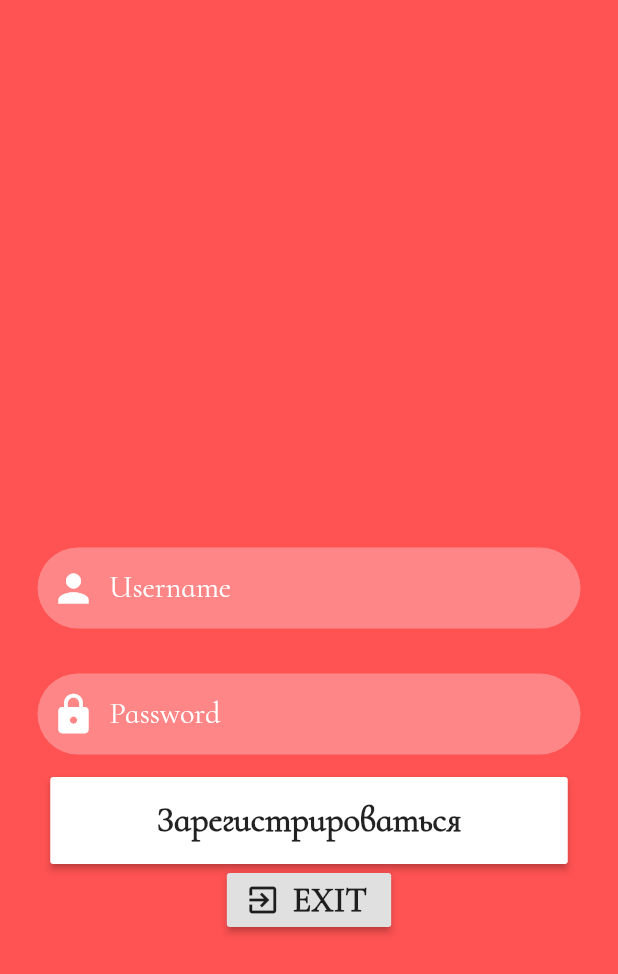
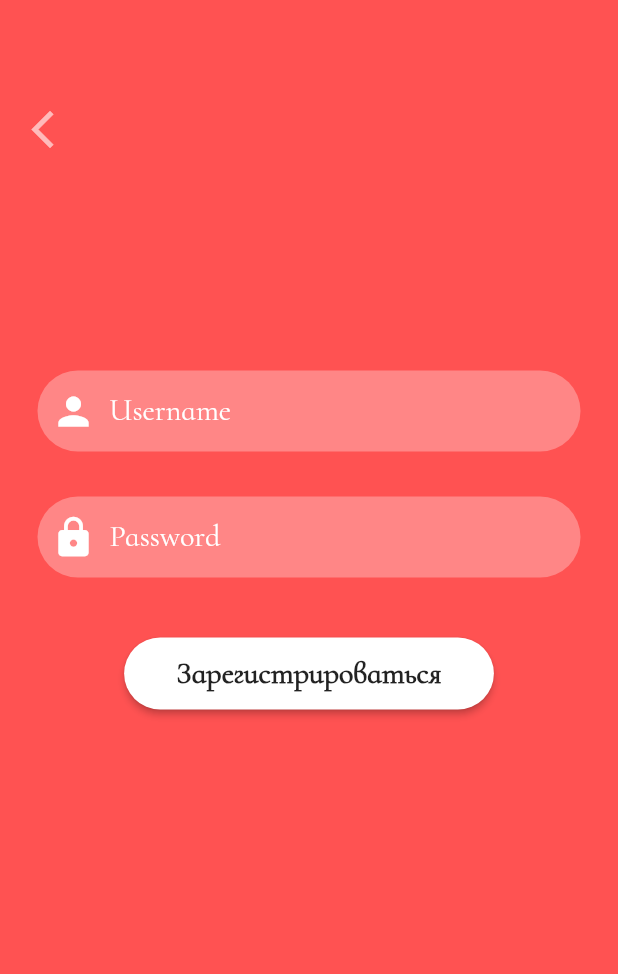
Before and after one commit to 88srzh/TODO_list, a Flutter app: the LoginPage screen opened by its route, after a tap on "Еще нет аккаунта? Зарегистрируйтесь!", on a phone screen of 412 x 824 dp. Shown: the top 974 px of the screen. Run offline on Flutter 3.47's test engine with Material 2 defaults, Android fonts, the light colour scheme and no system bars; our stand-ins replace firebase_auth, firebase_core, lottie, moor_flutter; missing offline and left inert: flutter_rounded_date_picker; accounts and stored records are empty; generated files the repository leaves out were written again; statements that could not run were skipped.

Commit message:
add button and some fix to registration page

```diff
--- a/lib/pages/loginPage.dart
+++ b/lib/pages/loginPage.dart
@@ -4,6 +4,7 @@ import 'package:flutter/material.dart';
 import 'package:lottie/lottie.dart';
 import 'package:todo_list/pages/registration.dart';
 import 'package:todo_list/widgets/custom_button.dart';
+import 'package:todo_list/widgets/login_button.dart';
 
 const kTextFieldDecoration = InputDecoration(
   hintStyle: TextStyle(fontSize: 20.0, color: Colors.white),
@@ -101,7 +102,7 @@ class _LoginPageState extends State<LoginPage> with TickerProviderStateMixin {
                         padding: const EdgeInsets.only(
                             top: 40.0, bottom: 60, right: 130),
                         child: Text(
-                          'Get started here',
+                          'Добро пожаловать!',
                           style: TextStyle(
                             fontSize: 28,
                             color: Colors.white,
@@ -166,7 +167,7 @@ class _LoginPageState extends State<LoginPage> with TickerProviderStateMixin {
                   SizedBox(
                     height: 25,
                   ),
-                  RaisedButton(
+                  LoginButton(
                     onPressed: () async {
                       try {
                         final user = await _auth.signInWithEmailAndPassword(
@@ -198,6 +199,37 @@ class _LoginPageState extends State<LoginPage> with TickerProviderStateMixin {
                                   ),
                                 ),
                               ));
+                        } else if (email == null || password == null) {
+                          showDialog(
+                            context: context,
+                            builder: (context) {
+                              return Dialog(
+                                shape: RoundedRectangleBorder(
+                                  borderRadius: BorderRadius.all(Radius.circular(12)),
+                                  ),
+                                  child: Padding(
+                                    padding: const EdgeInsets.all(8.0),
+                                    child: Column(
+                                      mainAxisSize: MainAxisSize.min,
+                                      children: <Widget>[
+                                        Text('Поля должны быть заполнены',
+                                        style: TextStyle(
+                                          fontWeight: FontWeight.bold,
+                                          fontSize: 16,
+                                        ),
+                                        ),
+                                        CustomButton(
+                                          buttonText: "Закрыть",
+                                          onPressed: () {
+                                            Navigator.of(context).pop();
+                                          },
+                                          ),
+                                      ],
+                                    ),
+                                    ),
+                              );
+                            }
+                          );
                         }
                         Navigator.pushNamed(context, '/pages/HomePage.dart');
                       } catch (e) {
@@ -205,16 +237,8 @@ class _LoginPageState extends State<LoginPage> with TickerProviderStateMixin {
                       }
                     },
                     color: Colors.white,
-                    padding: const EdgeInsets.symmetric(horizontal: 30.0, vertical: 8.0),
-                    shape: RoundedRectangleBorder(
-                      borderRadius: BorderRadius.circular(50),
-                      ),
-                    child: const Text('ВОЙТИ',
-                    style: TextStyle(
-                      fontSize: 23,
-                      fontWeight: FontWeight.bold,
-                    ),
-                    ),
+                    buttonText: 'ВОЙТИ',
+                    // ! - при нажатии если поле пусток - уведомление
                   ),
                   SizedBox(
                     height: 220,
@@ -232,7 +256,6 @@ class _LoginPageState extends State<LoginPage> with TickerProviderStateMixin {
                           color: Colors.white,
                         ),
                       ),
-
                     ),
                   ),
                 ],
--- a/lib/pages/registration.dart
+++ b/lib/pages/registration.dart
@@ -3,6 +3,7 @@ import 'package:firebase_auth/firebase_auth.dart';
 import 'package:flutter/material.dart';
 import 'package:todo_list/pages/loginPage.dart';
 import 'package:lottie/lottie.dart';
+import 'package:todo_list/widgets/login_button.dart';
 
 class RegistrationPage extends StatefulWidget {
   @override
@@ -15,7 +16,6 @@ class _RegistrationPageState extends State<RegistrationPage> {
   final _auth = FirebaseAuth.instance;
   final TextEditingController emailController = TextEditingController();
   final TextEditingController passwordController = TextEditingController();
-  PageController _registrationPageController = PageController();
 
   @override
   void initState() {
@@ -32,12 +32,27 @@ class _RegistrationPageState extends State<RegistrationPage> {
           decoration: BoxDecoration(),
           child: Padding(
             padding: const EdgeInsets.only(top: 50.0),
-            child: Column(children: [
+            child: Column(
+              children: [
+                Row(children: [
+                  Padding(
+                    padding: const EdgeInsets.all(12.0),
+                    child: IconButton(
+                        icon: Icon(Icons.arrow_back_ios),
+                        iconSize: 30,
+                        color: Colors.white60,
+                        tooltip: 'Назад',
+                        onPressed: () {
+                          Navigator.pushNamed(context, '/pages/loginPage.dart');
+                        }),
+                  )
+                ]),
                 SizedBox(
-                height: 300,
+                  height: 110,
                 ),
                 Padding(
-            padding: const EdgeInsets.symmetric(vertical: 15.0, horizontal: 25.0),
+                  padding: const EdgeInsets.symmetric(
+                      vertical: 15.0, horizontal: 25.0),
                   child: TextField(
                     onChanged: (value) {
                       email = value;
@@ -55,7 +70,8 @@ class _RegistrationPageState extends State<RegistrationPage> {
                   ),
                 ),
                 Padding(
-            padding: const EdgeInsets.symmetric(vertical: 15.0, horizontal: 25.0),
+                  padding: const EdgeInsets.symmetric(
+                      vertical: 15.0, horizontal: 25.0),
                   child: TextField(
                     onChanged: (value) {
                       password = value;
@@ -73,10 +89,14 @@ class _RegistrationPageState extends State<RegistrationPage> {
                     ),
                   ),
                 ),
-          RaisedButton(
+                SizedBox(
+                  height: 25,
+                ),
+                LoginButton(
                   onPressed: () async {
                     try {
-                final newUser = await _auth.createUserWithEmailAndPassword(
+                      final newUser =
+                          await _auth.createUserWithEmailAndPassword(
                               email: email, password: password);
                       if (newUser != null) {
                         showDialog(
@@ -87,7 +107,8 @@ class _RegistrationPageState extends State<RegistrationPage> {
                               child: Container(
                                 decoration: BoxDecoration(
                                   color: Colors.white,
-                            borderRadius: BorderRadius.all(Radius.circular(40)),
+                                  borderRadius:
+                                      BorderRadius.all(Radius.circular(40)),
                                 ),
                                 child: Column(
                                   children: [
@@ -97,8 +118,8 @@ class _RegistrationPageState extends State<RegistrationPage> {
                                       child: Text('Вы зарегистрировались!'),
                                       color: Colors.white,
                                       type: MaterialType.card,
-                                textStyle:
-                                    TextStyle(fontSize: 25, color: Colors.black),
+                                      textStyle: TextStyle(
+                                          fontSize: 25, color: Colors.black),
                                     )
                                   ],
                                 ),
@@ -110,28 +131,8 @@ class _RegistrationPageState extends State<RegistrationPage> {
                     }
                   },
                   color: Colors.white,
-            child: Padding(
-              padding:
-                  const EdgeInsets.symmetric(vertical: 15.0, horizontal: 55.0),
-              child: Text('Зарегистрироваться',
-                  style: TextStyle(
-                    fontSize: 23,
-                    fontWeight: FontWeight.bold,
-                  )),
+                  buttonText: "Зарегистрироваться",
                 ),
-          ),
-          RaisedButton.icon(
-            onPressed: () {
-              Navigator.pushNamed(context, '/pages/loginPage.dart');
-            },
-            icon: Icon(Icons.exit_to_app),
-            label: Text('EXIT',
-            style: TextStyle(
-              fontSize: 23,
-              fontWeight: FontWeight.bold,
-            )
-            ),
-          )
               ],
             ),
           ),
--- /dev/null
+++ b/lib/widgets/login_button.dart
@@ -0,0 +1,36 @@
+import 'package:flutter/material.dart';
+
+class LoginButton extends StatelessWidget {
+    final VoidCallback onPressed;
+  final String buttonText;
+  final Color color;
+  final Color textColor;
+  final Color borderColor;
+
+  LoginButton({
+    @required this.onPressed,
+    @required this.buttonText,
+    this.color,
+    this.textColor,
+    this.borderColor = Colors.transparent
+  });
+
+  @override
+  Widget build(BuildContext context) {
+    return MaterialButton(
+      onPressed: onPressed,
+      shape: RoundedRectangleBorder(
+        borderRadius: BorderRadius.circular(50),
+        ),
+        color: color,
+        textColor: textColor,
+        padding: const EdgeInsets.symmetric(horizontal: 35.0, vertical: 12.0),
+        child: Text(buttonText,
+        style: TextStyle(
+          fontSize: 20,
+          fontWeight: FontWeight.bold
+        ),
+        ),
+    );
+  }
+}
```
Lines whose indentation alone changed are shown as unchanged.
